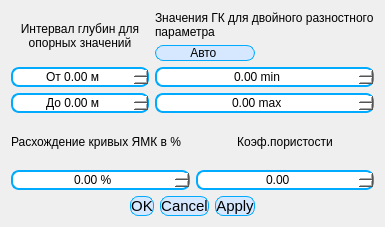
well016/LasMaster, file Design/ui_nml_param.ui: the form before one commit.
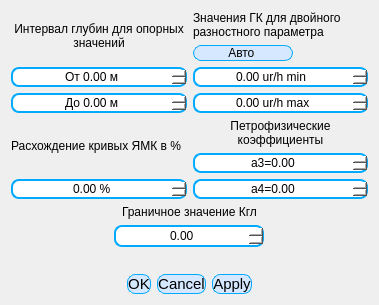
The form after the commit. Icons and pictures are not drawn.

Commit message: Добавил в окно петрофизические коэффиценты также граничное значение

What changed in the file:
```diff
--- a/Design/ui_nml_param.ui
+++ b/Design/ui_nml_param.ui
@@ -6,8 +6,8 @@
    <rect>
     <x>0</x>
     <y>0</y>
-    <width>385</width>
-    <height>227</height>
+    <width>379</width>
+    <height>305</height>
    </rect>
   </property>
   <property name="windowTitle">
@@ -151,6 +151,12 @@
         <layout class="QVBoxLayout" name="verticalLayout_4">
          <item>
           <widget class="QLabel" name="label_4">
+           <property name="minimumSize">
+            <size>
+             <width>163</width>
+             <height>28</height>
+            </size>
+           </property>
            <property name="text">
             <string>Значения ГК для двойного разностного параметра</string>
            </property>
@@ -229,7 +235,7 @@
             <enum>QAbstractSpinBox::ButtonSymbols::UpDownArrows</enum>
            </property>
            <property name="suffix">
-            <string> min</string>
+            <string> ur/h min </string>
            </property>
            <property name="minimum">
             <double>-9999.000000000000000</double>
@@ -280,7 +286,7 @@
             <string/>
            </property>
            <property name="suffix">
-            <string> max</string>
+            <string> ur/h max</string>
            </property>
            <property name="minimum">
             <double>-9999.000000000000000</double>
@@ -360,11 +366,14 @@
          <item>
           <widget class="QLabel" name="label">
            <property name="text">
-            <string>Коэф.пористости</string>
+            <string>Петрофизические коэффициенты</string>
            </property>
            <property name="alignment">
             <set>Qt::AlignmentFlag::AlignCenter</set>
            </property>
+           <property name="wordWrap">
+            <bool>true</bool>
+           </property>
           </widget>
          </item>
          <item>
@@ -401,6 +410,9 @@
            <property name="buttonSymbols">
             <enum>QAbstractSpinBox::ButtonSymbols::UpDownArrows</enum>
            </property>
+           <property name="prefix">
+            <string>а3=</string>
+           </property>
            <property name="suffix">
             <string/>
            </property>
@@ -412,13 +424,54 @@
            </property>
           </widget>
          </item>
+         <item>
+          <widget class="QDoubleSpinBox" name="ds_a4">
+           <property name="styleSheet">
+            <string notr="true">QDoubleSpinBox
+{
+border : 2px solid rgb(0, 170, 255);
+background : white;
+border-radius: 8
+}
+QDoubleSpinBox::hover
+{
+border : 2px solid rgb(0, 170, 255);
+background : rgb(170, 255, 255);
+}
+QDoubleSpinBox::up-button
+{
+
+subcontrol-position:right;
+image: url(:/plus.svg);
+
+}
+QDoubleSpinBox::down-button
+{
+subcontrol-position:left;
+	image: url(:/minus.svg);
+}</string>
+           </property>
+           <property name="alignment">
+            <set>Qt::AlignmentFlag::AlignCenter</set>
+           </property>
+           <property name="prefix">
+            <string>a4=</string>
+           </property>
+           <property name="minimum">
+            <double>-99998.000000000000000</double>
+           </property>
+           <property name="maximum">
+            <double>99999.000000000000000</double>
+           </property>
+          </widget>
+         </item>
         </layout>
        </item>
       </layout>
      </item>
     </layout>
    </item>
-   <item row="1" column="0">
+   <item row="3" column="0">
     <widget class="QDialogButtonBox" name="buttonBox">
      <property name="minimumSize">
       <size>
@@ -464,6 +517,69 @@
      </property>
     </widget>
    </item>
+   <item row="2" column="0">
+    <layout class="QVBoxLayout" name="verticalLayout_6">
+     <item alignment="Qt::AlignmentFlag::AlignHCenter|Qt::AlignmentFlag::AlignTop">
+      <widget class="QLabel" name="label_5">
+       <property name="text">
+        <string>Граничное значение Кгл</string>
+       </property>
+      </widget>
+     </item>
+     <item alignment="Qt::AlignmentFlag::AlignHCenter|Qt::AlignmentFlag::AlignTop">
+      <widget class="QDoubleSpinBox" name="ds_k">
+       <property name="minimumSize">
+        <size>
+         <width>150</width>
+         <height>22</height>
+        </size>
+       </property>
+       <property name="styleSheet">
+        <string notr="true">QDoubleSpinBox
+{
+border : 2px solid rgb(0, 170, 255);
+background : white;
+border-radius: 8
+}
+QDoubleSpinBox::hover
+{
+border : 2px solid rgb(0, 170, 255);
+background : rgb(170, 255, 255);
+}
+QDoubleSpinBox::up-button
+{
+
+subcontrol-position:right;
+image: url(:/plus.svg);
+
+}
+QDoubleSpinBox::down-button
+{
+subcontrol-position:left;
+	image: url(:/minus.svg);
+}
+	</string>
+       </property>
+       <property name="alignment">
+        <set>Qt::AlignmentFlag::AlignCenter</set>
+       </property>
+      </widget>
+     </item>
+     <item>
+      <spacer name="verticalSpacer">
+       <property name="orientation">
+        <enum>Qt::Orientation::Vertical</enum>
+       </property>
+       <property name="sizeHint" stdset="0">
+        <size>
+         <width>20</width>
+         <height>40</height>
+        </size>
+       </property>
+      </spacer>
+     </item>
+    </layout>
+   </item>
   </layout>
  </widget>
  <resources>
```
Left out of the diff: 2 changed lines with no effect on the pictures. The commit also changes 1 other file.
